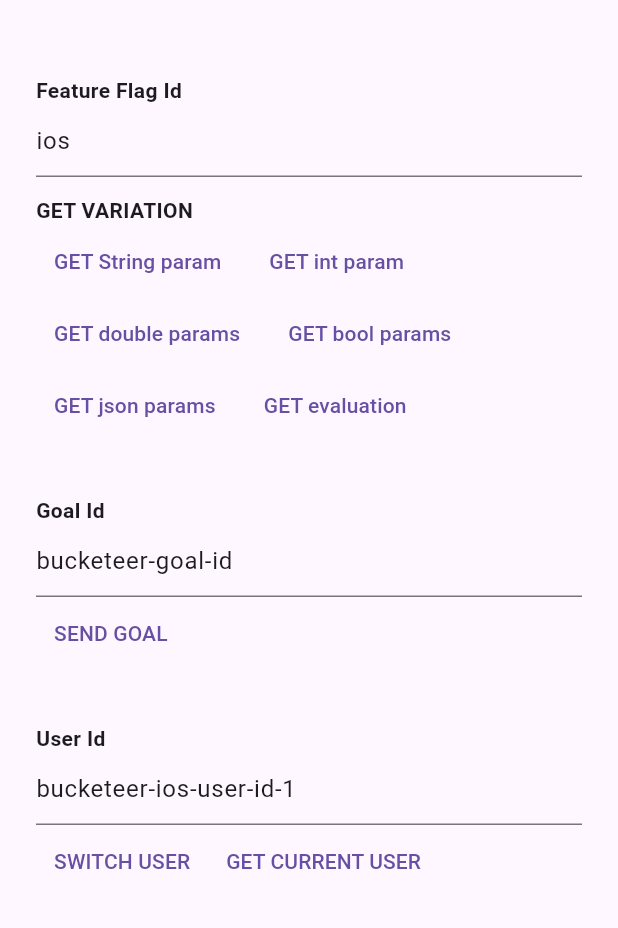
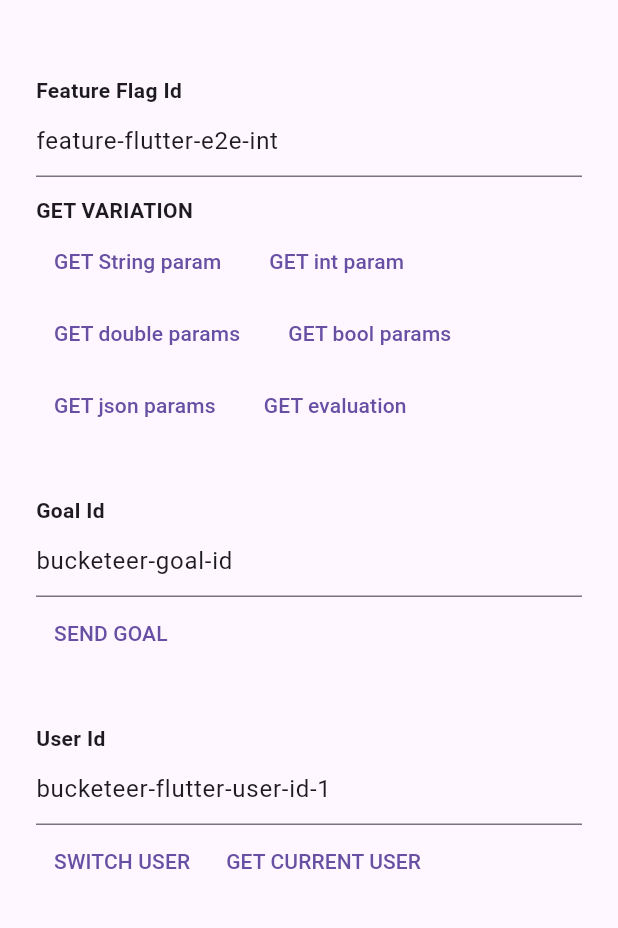
Before and after one commit to duyhungtnn/bkt-flutter, a Flutter app: the screen it shows after launch, on a phone screen of 412 x 824 dp, the part 63-991 px from its top. Run offline on Flutter 3.47's test engine with Material 3 defaults, Android fonts, the phone set to English and light mode, and no system bars; our stand-ins replace shared_preferences; missing offline and left inert: ua_client_hints.

Commit message:
fix: correct the flutter example

```diff
--- a/example/lib/constant.dart
+++ b/example/lib/constant.dart
@@ -3,8 +3,9 @@ abstract class Constants {
   // https://dart.dev/guides/environment-declarations
   static const apiKey = String.fromEnvironment("API_KEY", defaultValue: "*****************************");
   static const apiEndpoint = String.fromEnvironment("API_ENDPOINT", defaultValue:"https://api.example.com");
-  static const exampleFeatureTag = "ios";
-  static const exampleUserId = "bucketeer-ios-user-id-1";
+  static const exampleFeatureTag = "flutter";
+  static const exampleFeatureId = "feature-flutter-e2e-int";
+  static const exampleUserId = "bucketeer-flutter-user-id-1";
   static const exampleEventsFlushInterval =  60000;
   static const exampleEventMaxQueueSize = 4;
   static const examplePollingInterval = 60000;
--- a/example/lib/main.dart
+++ b/example/lib/main.dart
@@ -111,7 +111,7 @@ class MyHomePage extends StatefulWidget {
 
 class _MyHomePageState extends State<MyHomePage> {
   final flagController =
-      TextEditingController(text: Constants.exampleFeatureTag);
+      TextEditingController(text: Constants.exampleFeatureId);
   final goalController = TextEditingController(text: 'bucketeer-goal-id');
   final userIdController = TextEditingController(text: Constants.exampleUserId);
 
```
